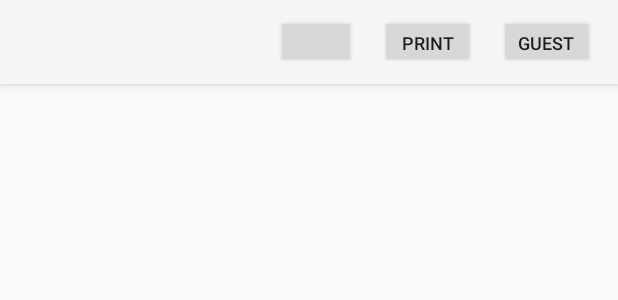
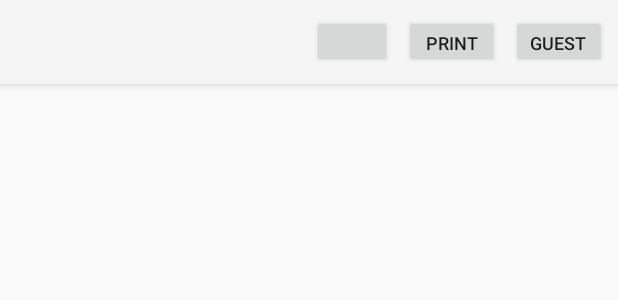
Before and after one commit to ilyafcsm/PozTerminal, an Android app: the layout activity_order.xml on its own in the app's theme, with its tools: preview values and no code run, on a phone screen of 412 x 824 dp. Shown: the top 300 px of the screen. Run offline under Robolectric (Android 15) with nearby library versions, the phone set to English and light mode, and no system bars.

Commit message:
'fourth'

```diff
--- a/app/src/main/res/layout/activity_order.xml
+++ b/app/src/main/res/layout/activity_order.xml
@@ -22,6 +22,7 @@
             android:minHeight="?attr/actionBarSize"
             android:theme="?attr/actionBarTheme"
             app:layout_constraintEnd_toEndOf="parent"
+            app:layout_constraintHorizontal_bias="0.0"
             app:layout_constraintStart_toStartOf="parent"
             app:layout_constraintTop_toTopOf="parent">
 
@@ -31,7 +32,7 @@
                 android:layout_height="35dp"
                 android:layout_gravity="right"
                 android:layout_marginTop="8dp"
-                android:layout_marginEnd="16dp"
+                android:layout_marginEnd="8dp"
                 android:onClick="addGuest"
                 android:text="GUEST"
                 android:textSize="12sp"
@@ -44,7 +45,7 @@
                 android:layout_height="35dp"
                 android:layout_gravity="right"
                 android:layout_marginTop="8dp"
-                android:layout_marginEnd="16dp"
+                android:layout_marginEnd="8dp"
                 android:onClick="print"
                 android:text="Print"
                 android:textSize="12sp"
@@ -57,7 +58,7 @@
                 android:layout_height="35dp"
                 android:layout_gravity="right"
                 android:layout_marginTop="8dp"
-                android:layout_marginEnd="16dp"
+                android:layout_marginEnd="8dp"
                 android:onClick="choosetable"
                 app:layout_constraintEnd_toEndOf="@+id/toolbar"
                 app:layout_constraintTop_toTopOf="parent" />
--- a/app/src/main/res/layout/guest_holder.xml
+++ b/app/src/main/res/layout/guest_holder.xml
@@ -8,12 +8,12 @@
         android:id="@+id/guestTextView"
         android:layout_width="wrap_content"
         android:layout_height="wrap_content"
-        android:layout_marginStart="16dp"
+        android:layout_marginStart="24dp"
         android:layout_marginTop="8dp"
         android:layout_marginEnd="16dp"
         android:layout_marginBottom="8dp"
         android:text="TextView"
-        android:textSize="24dp"
+        android:textSize="22dp"
         app:layout_constraintBottom_toBottomOf="parent"
         app:layout_constraintEnd_toEndOf="parent"
         app:layout_constraintStart_toStartOf="parent"
```
Also changed, not shown: app/src/main/java/com/example/pozterminal3/Order.kt (+7 -2 lines).
